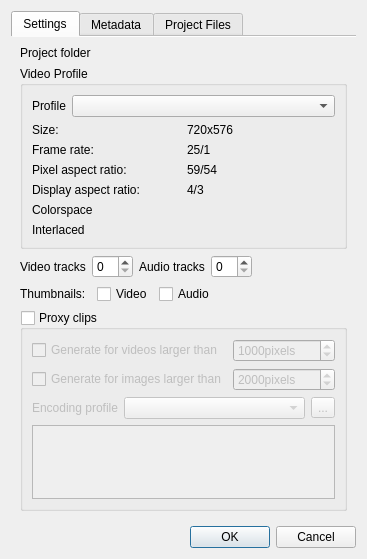
Old version of the form src/ui/projectsettings_ui.ui in the repository KDE/kdenlive.
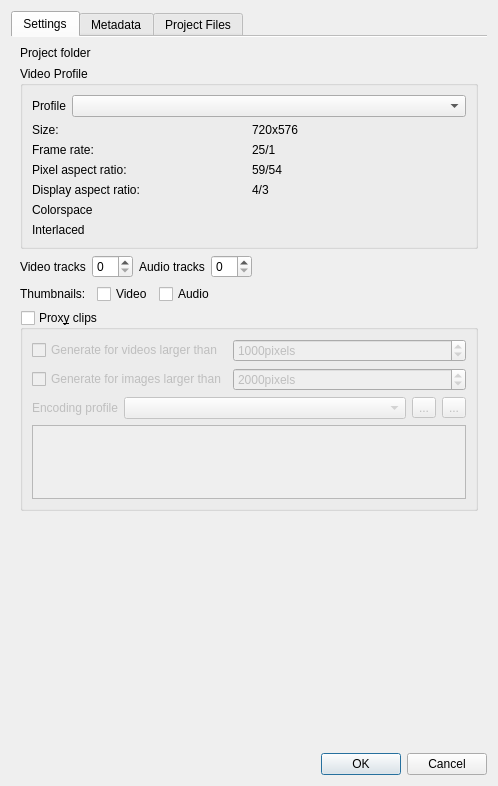
New version of the form. Custom widgets are drawn as their Qt base class.

Commit message: Allow proxy profile management from project settings dialog BUG: 356644

The edit to the form file:
```diff
--- a/src/ui/projectsettings_ui.ui
+++ b/src/ui/projectsettings_ui.ui
@@ -6,8 +6,8 @@
    <rect>
     <x>0</x>
     <y>0</y>
-    <width>364</width>
-    <height>555</height>
+    <width>498</width>
+    <height>786</height>
    </rect>
   </property>
   <property name="windowTitle">
@@ -241,7 +241,7 @@
        <item row="4" column="0" colspan="4">
         <widget class="QGroupBox" name="enable_proxy">
          <property name="title">
-          <string>Proxy clips</string>
+          <string>Prox&amp;y clips</string>
          </property>
          <property name="checkable">
           <bool>true</bool>
@@ -257,19 +257,6 @@
             </property>
            </widget>
           </item>
-          <item row="0" column="2" colspan="3">
-           <widget class="QSpinBox" name="proxy_minsize">
-            <property name="suffix">
-             <string>pixels</string>
-            </property>
-            <property name="maximum">
-             <number>10000</number>
-            </property>
-            <property name="value">
-             <number>1000</number>
-            </property>
-           </widget>
-          </item>
           <item row="1" column="0" colspan="2">
            <widget class="QCheckBox" name="generate_imageproxy">
             <property name="text">
@@ -277,22 +264,6 @@
             </property>
            </widget>
           </item>
-          <item row="1" column="2" colspan="3">
-           <widget class="QSpinBox" name="proxy_imageminsize">
-            <property name="suffix">
-             <string>pixels</string>
-            </property>
-            <property name="minimum">
-             <number>500</number>
-            </property>
-            <property name="maximum">
-             <number>100000</number>
-            </property>
-            <property name="value">
-             <number>2000</number>
-            </property>
-           </widget>
-          </item>
           <item row="2" column="0">
            <widget class="QLabel" name="label_24">
             <property name="sizePolicy">
@@ -316,19 +287,6 @@
             </property>
            </widget>
           </item>
-          <item row="3" column="0" colspan="5">
-           <widget class="QPlainTextEdit" name="proxyparams">
-            <property name="sizePolicy">
-             <sizepolicy hsizetype="Expanding" vsizetype="Maximum">
-              <horstretch>0</horstretch>
-              <verstretch>0</verstretch>
-             </sizepolicy>
-            </property>
-            <property name="readOnly">
-             <bool>true</bool>
-            </property>
-           </widget>
-          </item>
           <item row="2" column="4">
            <widget class="QToolButton" name="proxy_showprofileinfo">
             <property name="text">
@@ -339,6 +297,55 @@
             </property>
            </widget>
           </item>
+          <item row="2" column="5">
+           <widget class="QToolButton" name="proxy_manageprofile">
+            <property name="text">
+             <string>...</string>
+            </property>
+           </widget>
+          </item>
+          <item row="3" column="0" colspan="6">
+           <widget class="QPlainTextEdit" name="proxyparams">
+            <property name="sizePolicy">
+             <sizepolicy hsizetype="Expanding" vsizetype="Maximum">
+              <horstretch>0</horstretch>
+              <verstretch>0</verstretch>
+             </sizepolicy>
+            </property>
+            <property name="readOnly">
+             <bool>true</bool>
+            </property>
+           </widget>
+          </item>
+          <item row="1" column="2" colspan="4">
+           <widget class="QSpinBox" name="proxy_imageminsize">
+            <property name="suffix">
+             <string>pixels</string>
+            </property>
+            <property name="minimum">
+             <number>500</number>
+            </property>
+            <property name="maximum">
+             <number>100000</number>
+            </property>
+            <property name="value">
+             <number>2000</number>
+            </property>
+           </widget>
+          </item>
+          <item row="0" column="2" colspan="4">
+           <widget class="QSpinBox" name="proxy_minsize">
+            <property name="suffix">
+             <string>pixels</string>
+            </property>
+            <property name="maximum">
+             <number>10000</number>
+            </property>
+            <property name="value">
+             <number>1000</number>
+            </property>
+           </widget>
+          </item>
          </layout>
         </widget>
        </item>
```
Left out of the diff: 1 changed line with no effect on the pictures. The commit also changes 3 other files.
